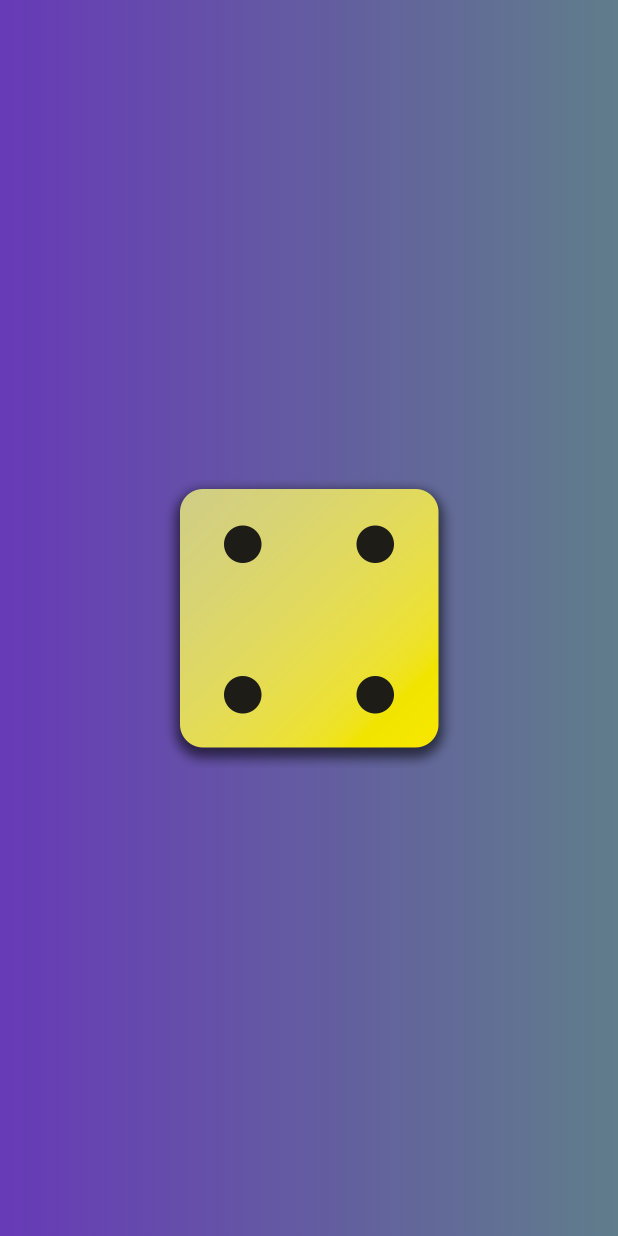
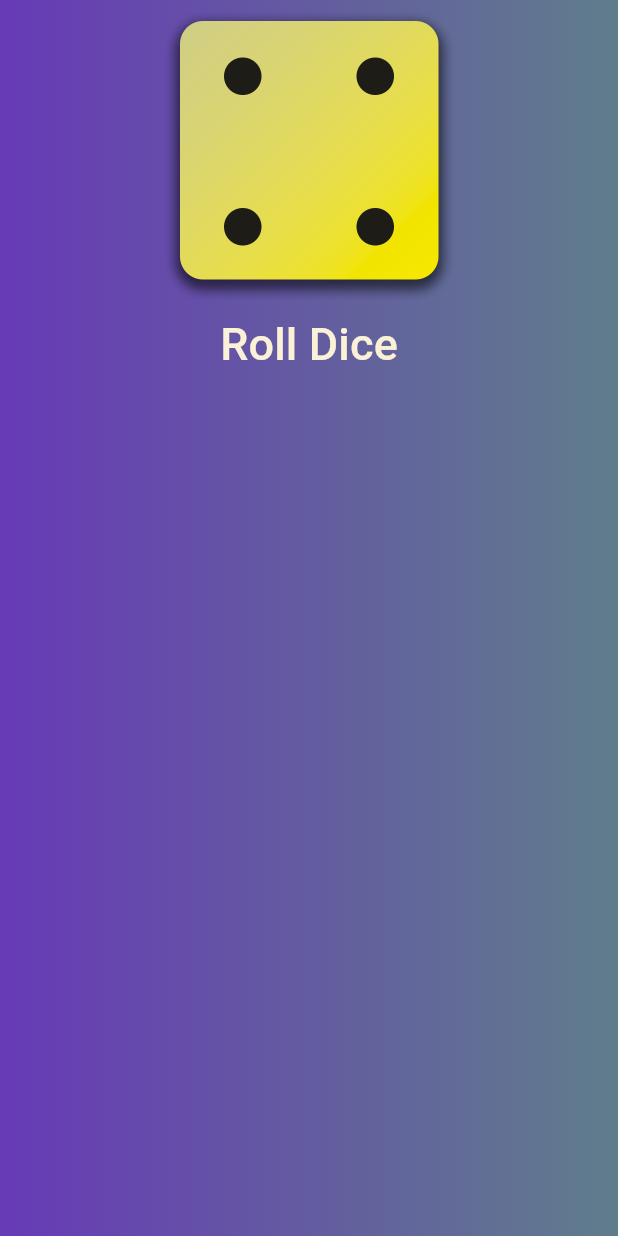
Before and after one commit to Roshan9760/Flutter-Learning-Module_1, a Flutter app: the screen it shows after launch, on a phone screen of 412 x 824 dp. Run offline on Flutter 3.47's test engine with Material 3 defaults, Android fonts, the phone set to English and light mode, and no system bars.

Commit message:
store multiple child like row and column

```diff
--- a/lib/gradient_container.dart
+++ b/lib/gradient_container.dart
@@ -16,12 +16,16 @@ class GradientContainer extends StatelessWidget {
 
   final Color colors1;
   final Color colors2;
+
+  void rollDice() {
+    //  code
+  }
   @override
   Widget build(context) {
     return Container(
       decoration: BoxDecoration(
         gradient: LinearGradient(
-          colors:  [
+          colors: [
             colors1,
             colors2,
           ],
@@ -30,7 +34,23 @@ class GradientContainer extends StatelessWidget {
         ),
       ),
       child: Center(
-        child: Image.asset('assets/images/dice-4.png',width: 200,),
+        child: Column(
+          children: [
+            Image.asset(
+              'assets/images/dice-4.png',
+              width: 200,
+            ),
+            TextButton(
+                onPressed: rollDice,
+                child: const Text(
+                  'Roll Dice',
+                  style: TextStyle(
+                    color: Color.fromARGB(255, 250, 241, 214),
+                    fontSize: 30,
+                  ),
+                ))
+          ],
+        ),
       ),
     );
   }
```
